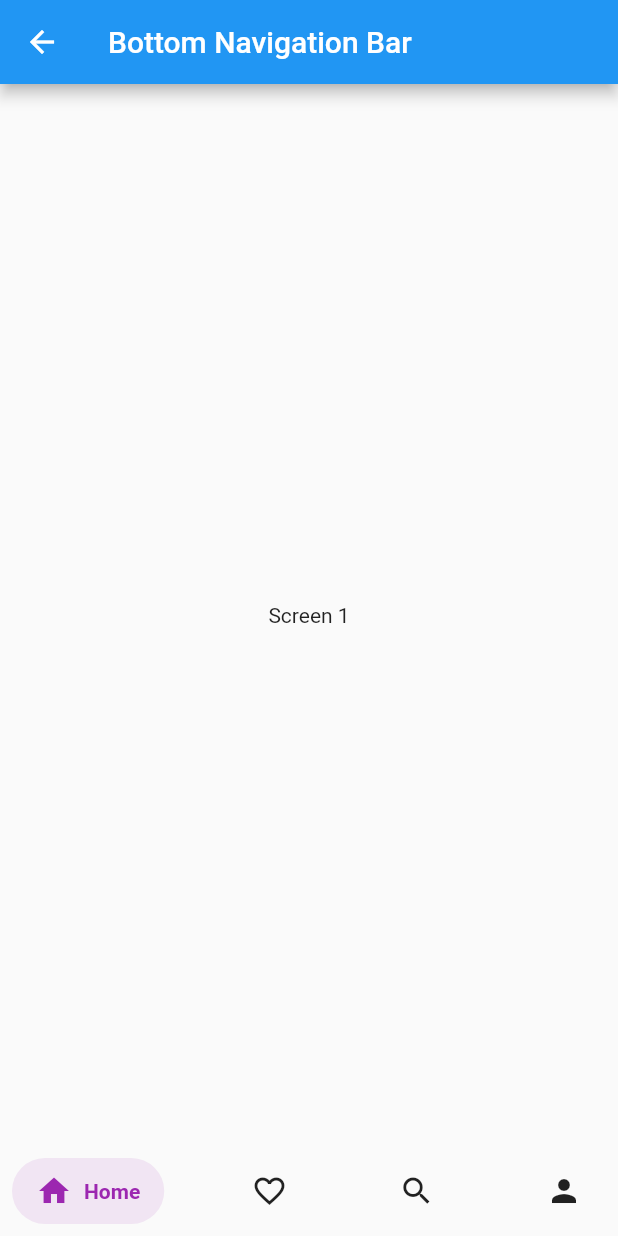
After one commit to alyssaharvey3/flutter-ui-templates-design, a Flutter app: the MyHomePage screen opened directly, after a tap on "Bottom Navigation Bar", on a phone screen of 412 x 824 dp. The commit adds this screen. Run offline on Flutter 3.47's test engine with Material 2 defaults, Android fonts, the phone set to English and light mode, and no system bars; drawn by our look-alikes of salomon_bottom_bar; our stand-ins replace flutter_spinkit, font_awesome_flutter, getwidget, lottie.

Commit message:
#21 Fixed Bottom Navigation Bar

```diff
--- a/lib/dashboard.dart
+++ b/lib/dashboard.dart
@@ -1,4 +1,5 @@
 import 'package:flutter/material.dart';
+import 'package:templates/packages/bottom_navigation_bar/bottom_navigation_bar.dart';
 import 'package:templates/packages/cart_screen/cart_screen.dart';
 import 'package:templates/packages/drawer/drawer.dart';
 
@@ -31,8 +32,8 @@ class _MyHomePageState extends State<MyHomePage> {
                 );}, child: Text('Cart Screen')),
                 ElevatedButton(onPressed: (){Navigator.push(
                   context,
-                  MaterialPageRoute(builder: (context) => const CartScreen()),
-                );}, child: Text('Cart Screen'))
+                  MaterialPageRoute(builder: (context) => const BottomNavigationBarUI()),
+                );}, child: Text('Bottom Navigation Bar'))
               ],
             ),
           ), // This trailing comma makes auto-formatting nicer for build methods.
--- /dev/null
+++ b/lib/packages/bottom_navigation_bar/bottom_navigation_bar.dart
@@ -0,0 +1,73 @@
+import 'package:flutter/material.dart';
+import 'package:salomon_bottom_bar/salomon_bottom_bar.dart';
+
+class BottomNavigationBarUI extends StatefulWidget {
+  const BottomNavigationBarUI({Key? key}) : super(key: key);
+
+  @override
+  State<BottomNavigationBarUI> createState() => _BottomNavigationBarUIState();
+}
+
+class _BottomNavigationBarUIState extends State<BottomNavigationBarUI> {
+  var _currentIndex = 0;
+
+  @override
+  Widget build(BuildContext context) {
+    return Scaffold(
+      appBar: AppBar(
+        title: const Text('Bottom Navigation Bar'),
+      ),
+      body: IndexedStack(
+        index: _currentIndex,
+        children: [
+          Center(
+            child: Text('Screen ${_currentIndex+1}'),
+          ),
+          Center(
+            child: Text('Screen ${_currentIndex+1}'),
+          ),
+          Center(
+            child: Text('Screen ${_currentIndex+1}'),
+          ),
+          Center(
+            child: Text('Screen ${_currentIndex+1}'),
+          ),
+        ],
+      ),
+      bottomNavigationBar: SalomonBottomBar(
+        currentIndex: _currentIndex,
+        onTap: (i) => setState(() => _currentIndex = i),
+        items: [
+          /// Home
+          SalomonBottomBarItem(
+            icon: const Icon(Icons.home),
+            title: const Text("Home"),
+            selectedColor: Colors.purple,
+
+          ),
+
+          /// Likes
+          SalomonBottomBarItem(
+            icon: const Icon(Icons.favorite_border),
+            title: const Text("Likes"),
+            selectedColor: Colors.pink,
+          ),
+
+          /// Search
+          SalomonBottomBarItem(
+            icon: const Icon(Icons.search),
+            title: const Text("Search"),
+            selectedColor: Colors.orange,
+          ),
+
+          /// Profile
+          SalomonBottomBarItem(
+            icon: const Icon(Icons.person),
+            title: const Text("Profile"),
+            selectedColor: Colors.teal,
+          ),
+        ],
+      ),
+    );
+  }
+}
--- a/pubspec.yaml
+++ b/pubspec.yaml
@@ -50,6 +50,7 @@ dev_dependencies:
   lottie: ^1.2.2
   font_awesome_flutter: ^9.2.0
   getwidget: ^3.0.1
+  salomon_bottom_bar: ^3.3.1
 
 # For information on the generic Dart part of this file, see the
 # following page: https://dart.dev/tools/pub/pubspec
```
Also changed, not shown: pubspec.lock.
